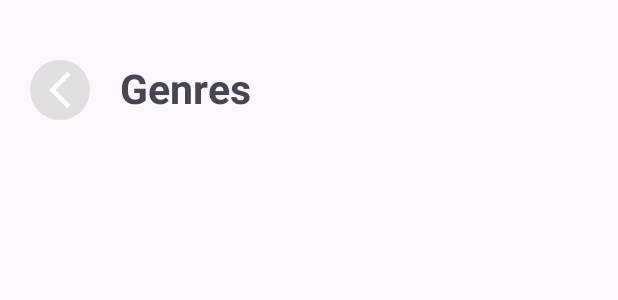
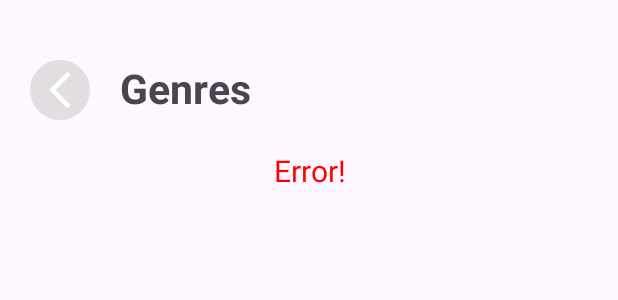
Before and after one commit to DogacTanriverdi/MovieApp, an Android app: the layout fragment_movie_genre.xml on its own in the app's theme, with its tools: preview values and no code run, on a phone screen of 412 x 824 dp. Shown: the top 300 px of the screen. Run offline under Robolectric (Android 15) with nearby library versions, the phone set to English and light mode, and no system bars.

Commit message:
Add loading and error components in Movie Genre Screen

```diff
--- a/app/src/main/res/layout/fragment_movie_genre.xml
+++ b/app/src/main/res/layout/fragment_movie_genre.xml
@@ -40,9 +40,41 @@
 
     </LinearLayout>
 
+    <com.facebook.shimmer.ShimmerFrameLayout
+        android:id="@+id/shimmer"
+        android:layout_width="wrap_content"
+        android:layout_margin="10dp"
+        android:visibility="gone"
+        android:layout_height="wrap_content"
+        app:shimmer_duration="800">
+
+        <LinearLayout
+            android:layout_width="match_parent"
+            android:layout_height="wrap_content"
+            android:orientation="vertical">
+
+            <include layout="@layout/shimmer_movie_genre" />
+
+        </LinearLayout>
+
+    </com.facebook.shimmer.ShimmerFrameLayout>
+
+    <TextView
+        android:id="@+id/tvError"
+        android:layout_width="wrap_content"
+        android:layout_height="wrap_content"
+        tools:text="Error!"
+        android:textAlignment="center"
+        android:layout_margin="10dp"
+        android:textSize="20sp"
+        android:textColor="@color/red"
+        android:layout_gravity="center"
+        />
+
     <androidx.recyclerview.widget.RecyclerView
         android:id="@+id/rvMovieGenre"
         android:layout_width="match_parent"
+        android:visibility="gone"
         android:layout_height="wrap_content"
         android:layout_margin="10dp"
         app:layoutManager="androidx.recyclerview.widget.GridLayoutManager"
```
Also changed, not shown: app/src/main/java/com/dogactanriverdi/movieapp/presentation/genre/movie/MovieGenreFragment.kt (+15 -2 lines), app/src/main/res/layout/shimmer_movie_genre.xml (added, +120 -0 lines).
